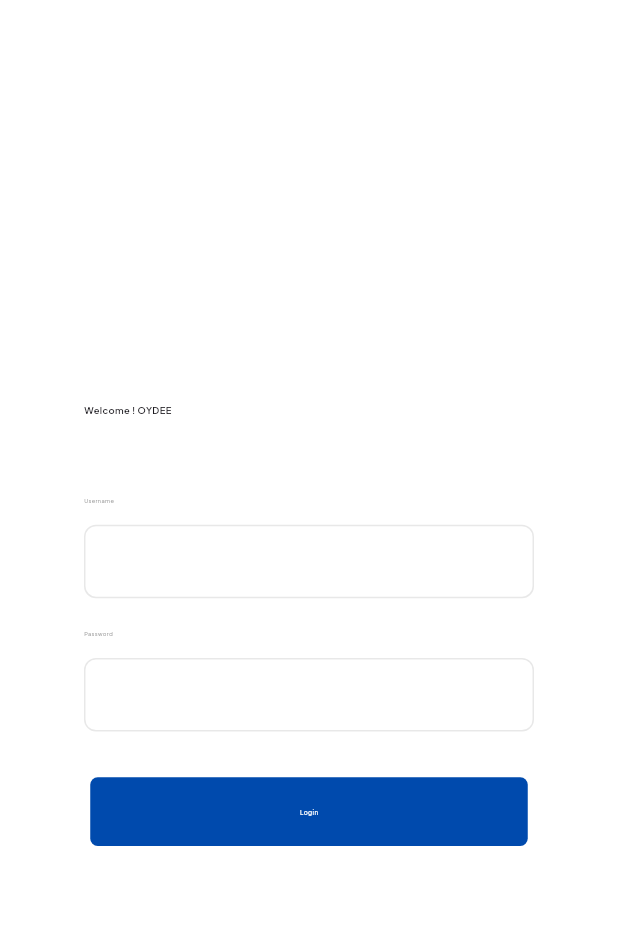
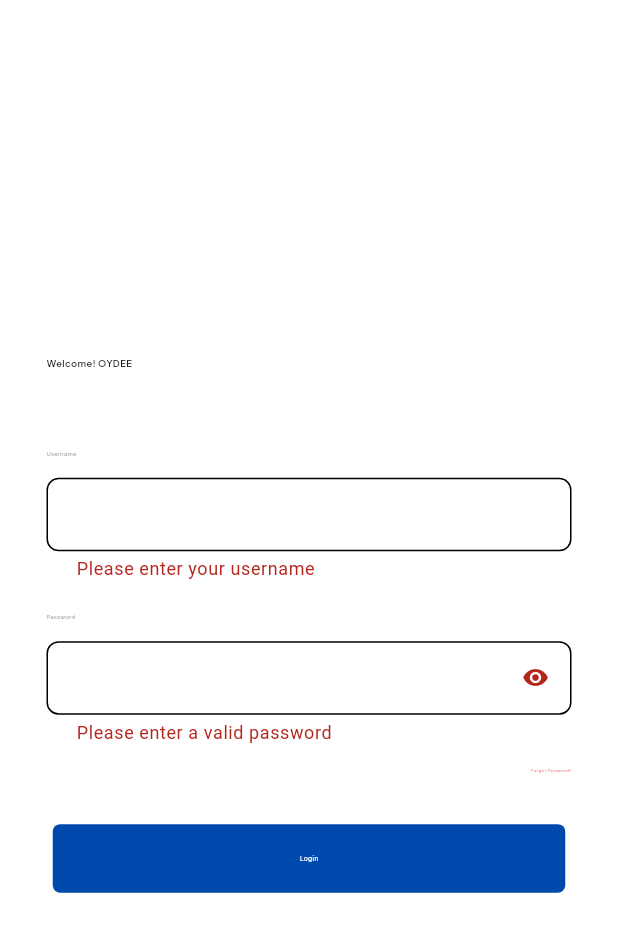
Before and after one commit to shreeecreation/oydee-dash, a Flutter app: the screen it shows after launch, after a tap on "Login", on a phone screen of 412 x 824 dp. Shown: the top 932 px of the screen. Run offline on Flutter 3.47's test engine with Material 3 defaults, Android fonts, the phone set to English and light mode, and no system bars; our stand-ins replace flutter_screenutil, google_fonts, jiffy.

Commit message:
feat : login page validation

```diff
--- a/lib/main.dart
+++ b/lib/main.dart
@@ -12,6 +12,11 @@ class MainApp extends StatelessWidget {
 
   @override
   Widget build(BuildContext context) {
-    return ScreenUtilInit(designSize: const Size(1980, 1080), child: const MaterialApp(home: LoginPage()));
+    return const ScreenUtilInit(
+        designSize:  Size(1980, 1080),
+        child: MaterialApp(
+          debugShowCheckedModeBanner: false,
+          home: LoginPage(),
+        ));
   }
 }
--- a/lib/src/core/components/custom_text_field.dart
+++ b/lib/src/core/components/custom_text_field.dart
@@ -65,6 +65,7 @@ class CustomTextField<T extends Object> extends FormField<T> {
   final String? textFieldLabel;
 
   BorderRadius get radius => borderRadius ?? BorderRadius.circular(8);
+  final ValueNotifier<bool> hasPasswordHandler = ValueNotifier<bool>(true);
 
   BorderSide get buildBorderSide =>
       borderSide ??
@@ -88,11 +89,13 @@ class CustomTextField<T extends Object> extends FormField<T> {
                 style: AppTextStyles.text18Px.textGrey,
               ),
             if (textFieldLabel != null) 10.verticalSpace,
-            TextFormField(
+            ValueListenableBuilder(
+              builder: (context, value, _) {
+                return TextFormField(
                   autofocus: autoFocus ?? false,
                   initialValue: initialValues,
                   inputFormatters: inputFormatters,
-              obscureText: isPasswordField,
+                  obscureText: isPasswordField && !hasPasswordHandler.value,
                   style: AppTextStyles.text18PxMedium.black,
                   controller: controller,
                   keyboardType: inputType,
@@ -132,7 +135,17 @@ class CustomTextField<T extends Object> extends FormField<T> {
                     ),
                     errorText: errorText != null && errorText!.isNotEmpty ? errorText : null,
                     hintText: hintText,
-                suffixIcon: hasError && !isPasswordField && suffixIcon == null ? const Icon(Icons.error_outline) : suffixIcon,
+                    suffixIcon: isPasswordField
+                        ? GestureDetector(
+                            onTap: () {
+                              hasPasswordHandler.value = !hasPasswordHandler.value;
+                            },
+                            child: Icon(
+                              hasPasswordHandler.value ? Icons.remove_red_eye : Icons.visibility_off,
+                              size: 18,
+                            ),
+                          )
+                        : suffixIcon,
                     suffix: suffix,
                     prefix: prefix,
                     prefixIcon: prefixIcon != null
@@ -150,6 +163,9 @@ class CustomTextField<T extends Object> extends FormField<T> {
                           color: AppColors.textLightDark.withOpacity(.25),
                         ),
                   ),
+                );
+              },
+              valueListenable: hasPasswordHandler,
             ),
           ],
         );
--- a/lib/src/core/extensions/typography_extension.dart
+++ b/lib/src/core/extensions/typography_extension.dart
@@ -1,6 +1,4 @@
 import 'package:flutter/material.dart';
-
-import '../theme/app_styles.dart';
 import '../theme/theme.dart';
 
 extension TypographyExtension on TextStyle {
--- a/lib/src/core/extensions/widget_extension.dart
+++ b/lib/src/core/extensions/widget_extension.dart
@@ -37,10 +37,9 @@ extension WidgetExtensionX on Widget {
       );
 
   Expanded expanded({int flex = 1}) => Expanded(
+        flex: flex,
         child: this,
-        flex: flex,
       );
-
 }
 
 extension DurationFormatter on Duration {
--- a/lib/src/features/auth/pages/login_page.dart
+++ b/lib/src/features/auth/pages/login_page.dart
@@ -1,6 +1,5 @@
 import 'package:flutter/material.dart';
 import 'package:flutter_screenutil/flutter_screenutil.dart';
-import 'package:oydeeedashboard/src/core/components/custom_text_field.dart';
 import 'package:oydeeedashboard/src/core/core.dart';
 
 class LoginPage extends StatelessWidget {
@@ -8,6 +7,8 @@ class LoginPage extends StatelessWidget {
 
   @override
   Widget build(BuildContext context) {
+    final GlobalKey<FormState> formKey = GlobalKey<FormState>();
+
     return Scaffold(
       backgroundColor: AppColors.white,
       body: SizedBox(
@@ -17,35 +18,63 @@ class LoginPage extends StatelessWidget {
           crossAxisAlignment: CrossAxisAlignment.center,
           children: [
             SizedBox(
-              width: 300,
-              child: Column(crossAxisAlignment: CrossAxisAlignment.start, children: [
+              width: 350,
+              child: Form(
+                key: formKey,
+                child: Column(
+                  crossAxisAlignment: CrossAxisAlignment.start,
+                  children: [
                     Text(
-                  'Welcome ! OYDEE',
+                      'Welcome! OYDEE',
                       style: AppTextStyles.text30PxSemiBold,
                     ),
                     50.verticalSpace,
-                SizedBox(
-                  width: 300,
-                  child: CustomTextField(
+                    CustomTextField(
                       textFieldLabel: "Username",
-                  ),
+                      validators: (value) {
+                        if (value!.isEmpty) {
+                          return 'Please enter your username';
+                        }
+                        return null;
+                      },
                     ),
                     20.verticalSpace,
-                SizedBox(
-                  width: 300,
-                  child: CustomTextField(
+                    CustomTextField(
+                      isPasswordField: true,
                       textFieldLabel: "Password",
+                      validators: (value) {
+                        if (value!.isEmpty || value.length < 6) {
+                          return 'Please enter a valid password';
+                        }
+
+                        return null;
+                      },
                     ),
+                    15.verticalSpace,
+                    Row(
+                      mainAxisAlignment: MainAxisAlignment.end,
+                      children: [
+                        Text(
+                          "Forgot Password?",
+                          style: AppTextStyles.text13Px.statusRed,
+                        ),
+                      ],
                     ),
                     40.verticalSpace,
                     CustomButton(
                       label: "Login",
-                  onPressed: () {},
+                      onPressed: () {
+                        if (formKey.currentState!.validate()) {
+                          // Do something
+                        }
+                      },
                       fullWidth: true,
                       isDisabled: false,
                     ).px(20.0),
-              ]),
-            )
+                  ],
+                ),
+              ),
+            ),
           ],
         ),
       ),
```
Lines whose indentation alone changed are shown as unchanged.
